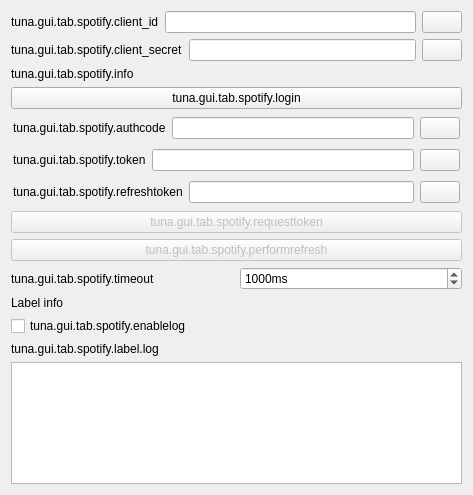
First picture: the form in src/gui/widgets/spotify.ui, repository univrsal/tuna, before the edit.
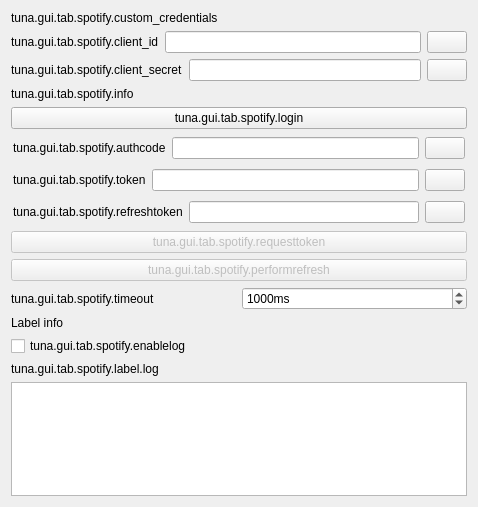
Second picture: the form after the edit. Icons and pictures are not drawn.

Commit message: Spotify UI: Add extra label for custom credentials

```diff
--- a/src/gui/widgets/spotify.ui
+++ b/src/gui/widgets/spotify.ui
@@ -6,14 +6,24 @@
    <rect>
     <x>0</x>
     <y>0</y>
-    <width>473</width>
-    <height>495</height>
+    <width>478</width>
+    <height>507</height>
    </rect>
   </property>
   <property name="windowTitle">
    <string>Form</string>
   </property>
   <layout class="QVBoxLayout" name="verticalLayout">
+   <item>
+    <widget class="QLabel" name="label_7">
+     <property name="text">
+      <string>tuna.gui.tab.spotify.custom_credentials</string>
+     </property>
+     <property name="openExternalLinks">
+      <bool>true</bool>
+     </property>
+    </widget>
+   </item>
    <item>
     <layout class="QHBoxLayout" name="horizontalLayout_21">
      <item>
```
The commit also changes 2 other files.
